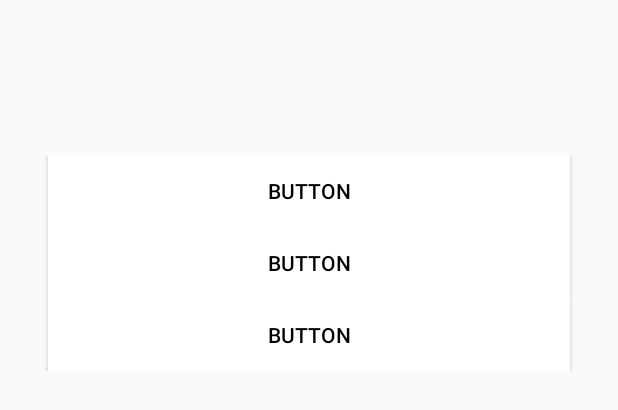
After one commit to Anthony-Jo/skjo_android_template, an Android app built with Jetpack Compose: the layout activity_home.xml on its own in the app's theme, with its tools: preview values and no code run, on a phone screen of 412 x 824 dp. The commit adds this screen. Shown: the top 410 px of the screen. Run offline under Robolectric (Android 15) with nearby library versions, the phone set to English and light mode, and no system bars.

Commit message:
- home view 생성중

```diff
--- /dev/null
+++ b/app/src/main/res/layout/activity_home.xml
@@ -0,0 +1,23 @@
+<?xml version="1.0" encoding="utf-8"?>
+<androidx.constraintlayout.widget.ConstraintLayout xmlns:android="http://schemas.android.com/apk/res/android"
+    xmlns:app="http://schemas.android.com/apk/res-auto"
+    android:layout_width="match_parent"
+    android:layout_height="match_parent"
+    xmlns:tools="http://schemas.android.com/tools">
+
+    <TextView
+        android:id="@+id/tvTitle"
+        android:layout_width="match_parent"
+        android:layout_height="wrap_content"
+        android:layout_marginTop="42dp"
+        app:layout_constraintTop_toTopOf="parent" />
+
+    <androidx.recyclerview.widget.RecyclerView
+        android:id="@+id/rvList"
+        android:layout_width="match_parent"
+        android:layout_height="wrap_content"
+        android:layout_marginTop="42dp"
+        tools:listitem="@layout/item_home_button"
+        app:layout_constraintTop_toBottomOf="@id/tvTitle" />
+
+</androidx.constraintlayout.widget.ConstraintLayout>
--- /dev/null
+++ b/app/src/main/res/layout/item_home_button.xml
@@ -0,0 +1,17 @@
+<?xml version="1.0" encoding="utf-8"?>
+<androidx.constraintlayout.widget.ConstraintLayout xmlns:android="http://schemas.android.com/apk/res/android"
+    xmlns:app="http://schemas.android.com/apk/res-auto"
+    xmlns:tools="http://schemas.android.com/tools"
+    android:layout_width="match_parent"
+    android:layout_height="wrap_content">
+
+    <Button
+        android:id="@+id/btn"
+        style="@style/Theme.Skjo_android_template.button"
+        android:layout_width="match_parent"
+        android:layout_height="wrap_content"
+        android:layout_marginHorizontal="32dp"
+        app:layout_constraintTop_toTopOf="parent"
+        tools:text="button" />
+
+</androidx.constraintlayout.widget.ConstraintLayout>
--- a/app/src/main/res/values/themes.xml
+++ b/app/src/main/res/values/themes.xml
@@ -2,4 +2,9 @@
 <resources>
 
     <style name="Theme.Skjo_android_template" parent="android:Theme.Material.Light.NoActionBar" />
+
+    <style name="Theme.Skjo_android_template.button" parent="Widget.AppCompat.Button">
+        <item name="android:background">@color/white</item>
+        <item name="android:textColor">@color/black</item>
+    </style>
 </resources>
```
Also changed, not shown: app/build.gradle.kts (+7 -0 lines), app/src/main/java/com/skjo/skjo_android_template/MainActivity.kt (+26 -9 lines), app/src/main/java/com/skjo/skjo_android_template/ui/component/Surface.kt (added, +19 -0 lines), app/src/main/java/com/skjo/skjo_android_template/utils/AnimateUtil.kt (added, +48 -0 lines).
